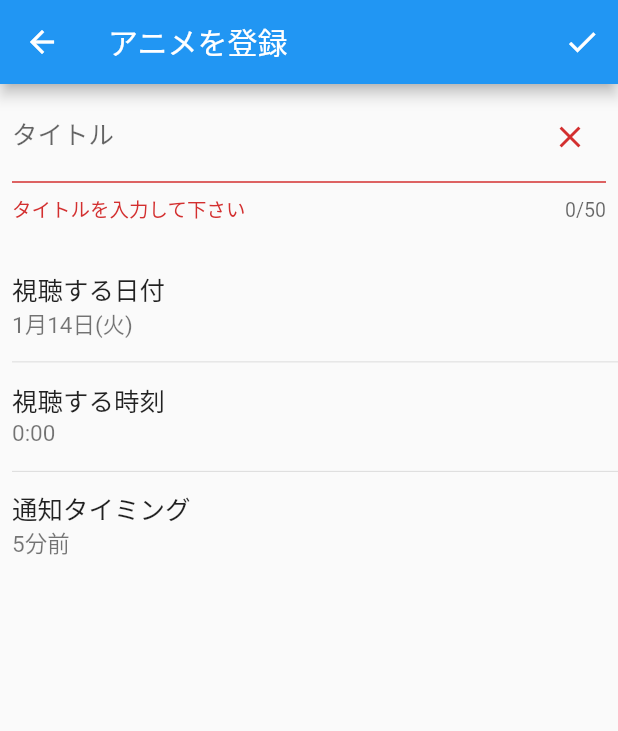
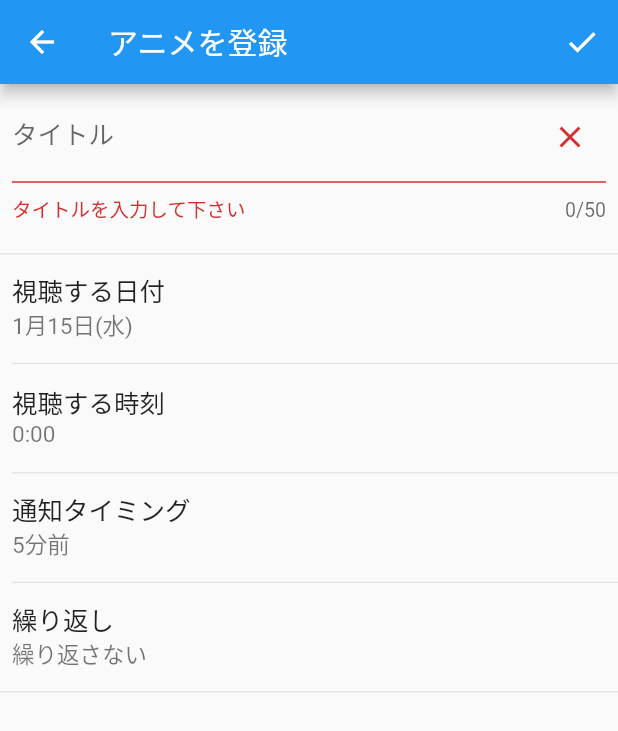
Before and after one commit to KazuyoshiHidaka/anilife-mobile, a Flutter app: the CreateAnimePage screen opened by its route, on a phone screen of 412 x 824 dp. Shown: the top 731 px of the screen. Run offline on Flutter 3.47's test engine with Material 2 defaults, Android fonts, the phone set to English and light mode, and no system bars; our stand-ins replace dynamic_theme; missing offline and left inert: flutter_picker.

Commit message:
add notify_timing_form field

```diff
--- a/lib/screens/create_anime_page/create_anime.dart
+++ b/lib/screens/create_anime_page/create_anime.dart
@@ -1,4 +1,5 @@
 import 'package:anilife_mobile/screens/create_anime_page/date_picker_form_field.dart';
+import 'package:anilife_mobile/screens/create_anime_page/notify_repeat_interval_form_field.dart';
 import 'package:anilife_mobile/screens/create_anime_page/notify_timing_form_field.dart';
 import 'package:anilife_mobile/screens/create_anime_page/time_picker_form_field.dart';
 import 'package:anilife_mobile/screens/create_anime_page/title_form_field.dart';
@@ -7,6 +8,8 @@ import 'package:flutter/material.dart';
 class CreateAnimePage extends StatelessWidget {
   final _formKey = GlobalKey<FormState>();
   final _scaffoldKey = GlobalKey<ScaffoldState>();
+  static const _dividerIndent = Divider(height: 1, indent: 8);
+  static const _divider = Divider(height: 1);
 
   @override
   Widget build(BuildContext context) {
@@ -48,17 +51,15 @@ class CreateAnimePage extends StatelessWidget {
               ),
               child: TitleFormField(),
             ),
+            _divider,
             DatePickerFormField(),
-            Divider(
-              height: 1,
-              indent: 8,
-            ),
+            _dividerIndent,
             TimePickerFormField(),
-            Divider(
-              height: 1,
-              indent: 8,
-            ),
+            _dividerIndent,
             NotifyTimingFormField(),
+            _dividerIndent,
+            NotifyRepeatIntervalFormField(),
+            _divider,
           ],
         ),
       ),
--- a/lib/screens/create_anime_page/date_picker_form_field.dart
+++ b/lib/screens/create_anime_page/date_picker_form_field.dart
@@ -7,7 +7,7 @@ class DatePickerFormField extends StatefulWidget {
 }
 
 class _DatePickerFormFieldState extends State<DatePickerFormField> {
-  DateTime _dateState = DateTime.now();
+  DateTime _dateState = DateTime.now().add(Duration(days: 1));
 
   String _dateStateValue() {
     if (_dateState.year == DateTime.now().year) {
--- /dev/null
+++ b/lib/screens/create_anime_page/notify_repeat_interval_form_field.dart
@@ -0,0 +1,44 @@
+import 'dart:convert';
+
+import 'package:flutter/material.dart';
+import 'package:flutter_picker/flutter_picker.dart';
+
+class NotifyRepeatIntervalFormField extends StatelessWidget {
+  static const _repeatIntervals = ["繰り返さない", "毎週", "毎日"];
+  static const _data = '''[["繰り返さない", "毎週", "毎日"]]''';
+  @override
+  Widget build(BuildContext context) {
+    return FormField(
+      initialValue: "繰り返さない",
+      builder: (state) {
+        return FlatButton(
+          onPressed: () {
+            Picker(
+                adapter: PickerDataAdapter<String>(
+                    pickerdata: new JsonDecoder().convert(_data),
+                    isArray: true),
+                hideHeader: true,
+                confirmText: "選択",
+                cancelText: "キャンセル",
+                onConfirm: (Picker picker, List data) {
+                  state.didChange(_repeatIntervals[data.first]);
+                }).showDialog(context);
+          },
+          child: ListTile(
+            title: Text(
+              "繰り返し",
+            ),
+            subtitle: Text(
+              "${state.value}",
+            ),
+            contentPadding: EdgeInsets.symmetric(
+              horizontal: 8,
+              vertical: 0,
+            ),
+          ),
+          padding: EdgeInsets.all(0),
+        );
+      },
+    );
+  }
+}
--- a/lib/screens/create_anime_page/notify_timing_form_field.dart
+++ b/lib/screens/create_anime_page/notify_timing_form_field.dart
@@ -1,12 +1,7 @@
 import 'package:flutter/material.dart';
 import 'package:flutter_picker/flutter_picker.dart';
 
-class NotifyTimingFormField extends StatefulWidget {
-  @override
-  _NotifyTimingFormFieldState createState() => _NotifyTimingFormFieldState();
-}
-
-class _NotifyTimingFormFieldState extends State<NotifyTimingFormField> {
+class NotifyTimingFormField extends StatelessWidget {
   @override
   Widget build(BuildContext context) {
     return FormField(
```
